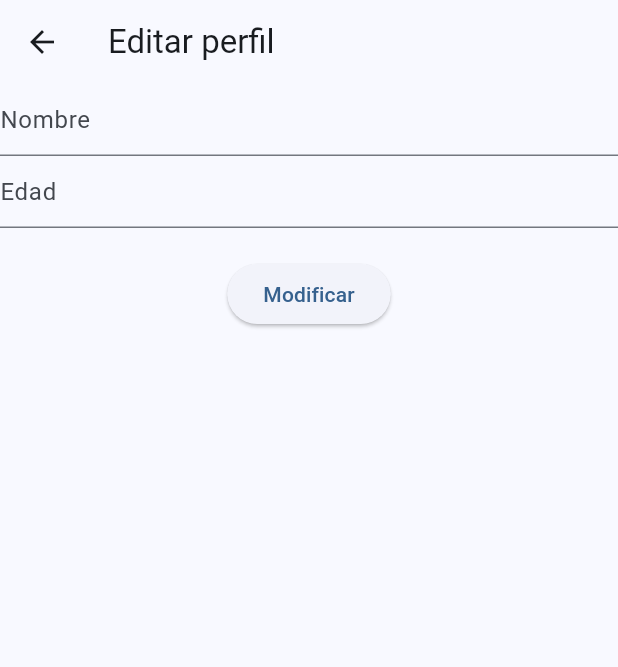
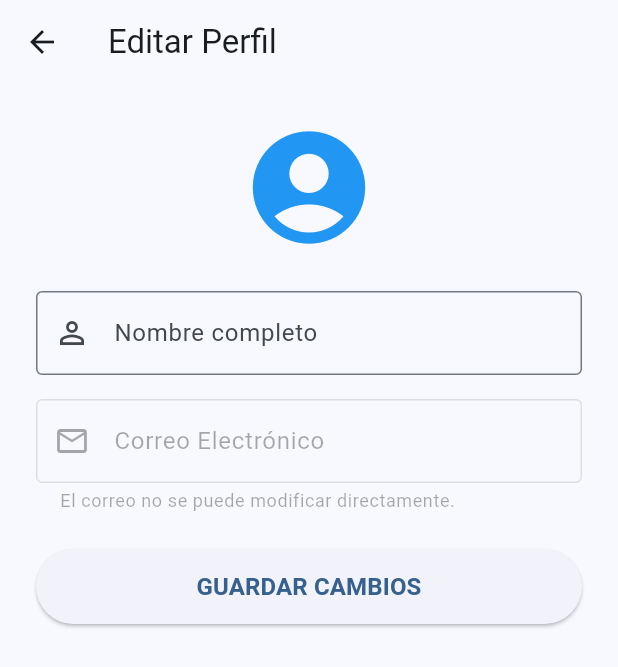
Before and after one commit to TiagoBesaron/GRUPO1_PF_5C_2026, a Flutter app: the EditProfileScreen screen opened directly, on a phone screen of 412 x 824 dp. Shown: the top 667 px of the screen. Run offline on Flutter 3.47's test engine with Material 3 defaults, Android fonts, the phone set to English and light mode, and no system bars; our stand-ins replace firebase_auth, firebase_core, firebase_database, flutter_blue_plus, flutter_riverpod, go_router; accounts and stored records are empty.

Commit message:
modifico errores

```diff
--- a/app/reacciona/lib/core/router/app_router.dart
+++ b/app/reacciona/lib/core/router/app_router.dart
@@ -1,11 +1,11 @@
 import 'package:go_router/go_router.dart';
 import '../../screens/login_screen.dart';
 import '../../screens/register_screen.dart';
-import '../../screens/home_screen.dart';
+import '../../screens/main_wrapper_screen.dart';
+import '../../screens/edit_profile_screen.dart';
 import '../../screens/bluetooth_screen.dart';
 import '../../screens/config_entrenamiento_screen.dart';
 import '../../screens/entrenamiento_activo_screen.dart';
-import '../../screens/tiempos_screen.dart';
 
 final appRouter = GoRouter(
   initialLocation: '/login',
@@ -20,26 +20,26 @@ final appRouter = GoRouter(
     ),
     GoRoute(
       path: '/home',
-      builder: (context, state) => const HomeScreen(),
+      builder: (context, state) => const MainWrapperScreen(),
+    ),
+    GoRoute(
+      path: '/edit-profile',
+      builder: (context, state) => const EditProfileScreen(),
     ),
     GoRoute(
       path: '/bluetooth',
       builder: (context, state) => const BluetoothScreen(),
     ),
     GoRoute(
-      path: '/config_entrenamiento',
+      path: '/config-entrenamiento',
       builder: (context, state) => const ConfigEntrenamientoScreen(),
     ),
     GoRoute(
-      path: '/entrenamiento_activo',
+      path: '/entrenamiento-activo',
       builder: (context, state) {
-        final config = state.extra as Map<String, dynamic>;
-        return EntrenamientoActivoScreen(config: config);
+        final config = state.extra;
+        return EntrenamientoActivoScreen(config: config as dynamic);
       },
-    ),
-    GoRoute(
-      path: '/tiempos',
-      builder: (context, state) => const TiemposScreen(),
     ),
   ],
 );
--- a/app/reacciona/lib/screens/edit_profile_screen.dart
+++ b/app/reacciona/lib/screens/edit_profile_screen.dart
@@ -1,100 +1,143 @@
 import 'package:flutter/material.dart';
+import 'package:firebase_auth/firebase_auth.dart';
+import 'package:go_router/go_router.dart';
 
-
-// Pantalla encargada de permitir al usuario editar
-// sus datos personales.
-class EditProfileScreen extends StatelessWidget {
-
+class EditProfileScreen extends StatefulWidget {
   const EditProfileScreen({super.key});
 
+  @override
+  State<EditProfileScreen> createState() => _EditProfileScreenState();
+}
+
+class _EditProfileScreenState extends State<EditProfileScreen> {
+  final _formKey = GlobalKey<FormState>();
+  late TextEditingController _nombreController;
+  late TextEditingController _emailController;
+  bool _cargando = false;
+
+  @override
+  void initState() {
+    super.initState();
+    final user = FirebaseAuth.instance.currentUser;
+    _nombreController = TextEditingController(text: user?.displayName ?? '');
+    _emailController = TextEditingController(text: user?.email ?? '');
+  }
+
+  @override
+  void dispose() {
+    _nombreController.dispose();
+    _emailController.dispose();
+    super.dispose();
+  }
+
+  Future<void> _guardarCambios() async {
+    if (!_formKey.currentState!.validate()) return;
+
+    setState(() => _cargando = true);
+
+    try {
+      final user = FirebaseAuth.instance.currentUser;
+      if (user != null) {
+        await user.updateDisplayName(_nombreController.text.trim());
+      }
+
+      if (mounted) {
+        ScaffoldMessenger.of(context).showSnackBar(
+          const SnackBar(
+            content: Text("Perfil actualizado correctamente"),
+            backgroundColor: Colors.green,
+            behavior: SnackBarBehavior.floating,
+          ),
+        );
+        context.pop();
+      }
+    } catch (e) {
+      if (mounted) {
+        ScaffoldMessenger.of(context).showSnackBar(
+          const SnackBar(
+            content: Text("Error al actualizar el perfil"),
+            backgroundColor: Colors.redAccent,
+            behavior: SnackBarBehavior.floating,
+          ),
+        );
+      }
+    } finally {
+      if (mounted) {
+        setState(() => _cargando = false);
+      }
+    }
+  }
 
   @override
   Widget build(BuildContext context) {
-
-
-    // Controladores utilizados para obtener el texto ingresado
-    // por el usuario en los campos del formulario.
-    final nombre = TextEditingController();
-
-    final edad = TextEditingController();
-
-
-
     return Scaffold(
-
-
-      // Barra superior de la pantalla.
       appBar: AppBar(
-        title: const Text(
-          'Editar perfil',
+        title: const Text('Editar Perfil'),
+      ),
+      body: SafeArea(
+        child: SingleChildScrollView(
+          padding: const EdgeInsets.all(24.0),
+          child: Form(
+            key: _formKey,
+            child: Column(
+              crossAxisAlignment: CrossAxisAlignment.stretch,
+              children: [
+                const Icon(
+                  Icons.account_circle,
+                  size: 90,
+                  color: Colors.blue,
+                ),
+                const SizedBox(height: 24),
+                TextFormField(
+                  controller: _nombreController,
+                  decoration: const InputDecoration(
+                    labelText: "Nombre completo",
+                    prefixIcon: Icon(Icons.person_outline),
+                    border: OutlineInputBorder(),
+                  ),
+                  validator: (value) {
+                    if (value == null || value.trim().isEmpty) {
+                      return "El nombre no puede estar vacío";
+                    }
+                    return null;
+                  },
+                ),
+                const SizedBox(height: 16),
+                TextFormField(
+                  controller: _emailController,
+                  enabled: false,
+                  decoration: const InputDecoration(
+                    labelText: "Correo Electrónico",
+                    prefixIcon: Icon(Icons.email_outlined),
+                    border: OutlineInputBorder(),
+                    helperText: "El correo no se puede modificar directamente.",
                   ),
                 ),
-
-
-
-      body: Column(
-
-        children: [
-
-
-
-          // Campo de entrada para modificar el nombre del usuario.
-          TextField(
-
-            controller: nombre,
-
-            decoration: const InputDecoration(
-
-              hintText: 'Nombre',
-
+                const SizedBox(height: 24),
+                SizedBox(
+                  height: 50,
+                  child: ElevatedButton(
+                    onPressed: _cargando ? null : _guardarCambios,
+                    child: _cargando
+                        ? const SizedBox(
+                            height: 20,
+                            width: 20,
+                            child: CircularProgressIndicator(strokeWidth: 2),
+                          )
+                        : const Text(
+                            "GUARDAR CAMBIOS",
+                            style: TextStyle(
+                              fontSize: 16,
+                              fontWeight: FontWeight.bold,
                             ),
-
                           ),
-
-
-
-
-          // Campo de entrada para modificar la edad del usuario.
-          TextField(
-
-            controller: edad,
-
-            decoration: const InputDecoration(
-
-              hintText: 'Edad',
-
                   ),
-
                 ),
-
-
-
-
-          const SizedBox(height:20),
-
-
-
-
-          // Botón encargado de confirmar los cambios realizados.
-          // Actualmente no tiene lógica asociada
-          ElevatedButton(
-
-            onPressed: () {},
-
-            child: const Text(
-              'Modificar',
+              ],
             ),
-
-          )
-
-
-        ],
-
           ),
-
+        ),
+      ),
     );
-
-
   }
-
 }
```
Also changed, not shown: app/reacciona/lib/main.dart (+6 -1 lines), app/reacciona/lib/screens/main_wrapper_screen.dart (added, +56 -0 lines), app/reacciona/lib/screens/settings_screen.dart (+52 -87 lines), app/reacciona/lib/firebase_options.dart (added), 1 other file. Lines whose indentation alone changed are shown as unchanged.
